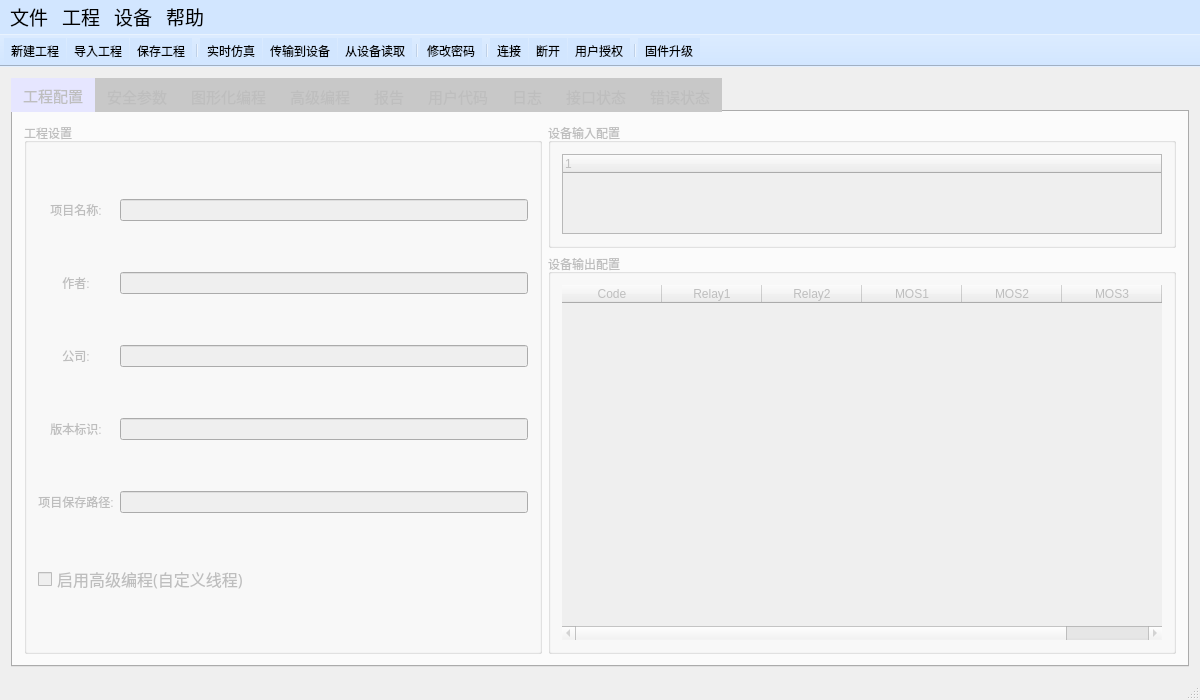
This is mainwindow.ui in su0814/qt_spc100 as Qt 5 draws it before an edit. The edited form follows.
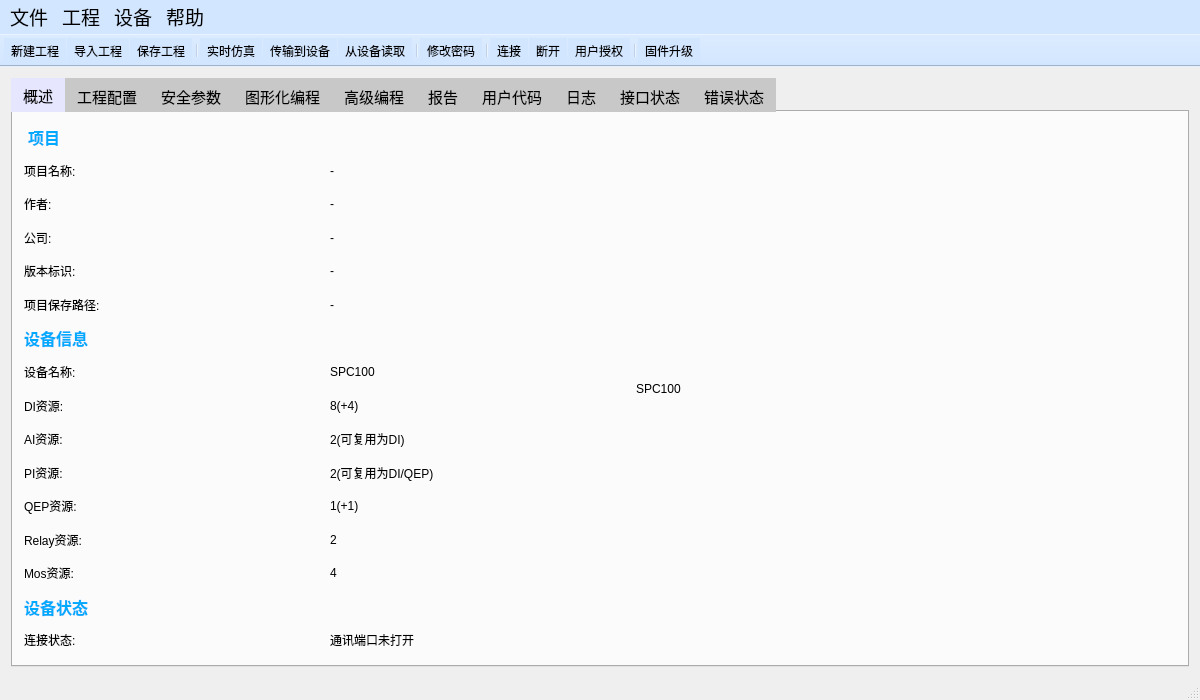
This is the edited form. The open tabs and pages were chosen to show the change. Icons and pictures are not drawn.

Commit message: 增加设备概述界面

```diff
--- a/mainwindow.ui
+++ b/mainwindow.ui
@@ -36,7 +36,7 @@
     <item row="0" column="0">
      <widget class="QTabWidget" name="tabWidget_logic">
       <property name="enabled">
-       <bool>false</bool>
+       <bool>true</bool>
       </property>
       <property name="font">
        <font>
@@ -55,6 +55,463 @@
       <property name="currentIndex">
        <number>0</number>
       </property>
+      <widget class="QWidget" name="tab_overview">
+       <attribute name="title">
+        <string>概述</string>
+       </attribute>
+       <layout class="QGridLayout" name="gridLayout_6">
+        <item row="0" column="0">
+         <layout class="QHBoxLayout" name="horizontalLayout">
+          <item>
+           <layout class="QGridLayout" name="gridLayout_7">
+            <item row="5" column="0">
+             <widget class="QLabel" name="label_140">
+              <property name="minimumSize">
+               <size>
+                <width>300</width>
+                <height>0</height>
+               </size>
+              </property>
+              <property name="text">
+               <string>项目保存路径:</string>
+              </property>
+             </widget>
+            </item>
+            <item row="2" column="0">
+             <widget class="QLabel" name="label_4">
+              <property name="minimumSize">
+               <size>
+                <width>300</width>
+                <height>0</height>
+               </size>
+              </property>
+              <property name="text">
+               <string>作者:</string>
+              </property>
+             </widget>
+            </item>
+            <item row="4" column="1">
+             <widget class="QLabel" name="label_project_version">
+              <property name="minimumSize">
+               <size>
+                <width>300</width>
+                <height>0</height>
+               </size>
+              </property>
+              <property name="text">
+               <string>-</string>
+              </property>
+             </widget>
+            </item>
+            <item row="0" column="0">
+             <widget class="QLabel" name="label">
+              <property name="minimumSize">
+               <size>
+                <width>300</width>
+                <height>0</height>
+               </size>
+              </property>
+              <property name="font">
+               <font>
+                <family>微软雅黑</family>
+                <pointsize>12</pointsize>
+                <weight>75</weight>
+                <bold>true</bold>
+               </font>
+              </property>
+              <property name="styleSheet">
+               <string notr="true">color: rgb(0, 170, 255);</string>
+              </property>
+              <property name="text">
+               <string> 项目</string>
+              </property>
+             </widget>
+            </item>
+            <item row="8" column="0">
+             <widget class="QLabel" name="label_146">
+              <property name="minimumSize">
+               <size>
+                <width>300</width>
+                <height>0</height>
+               </size>
+              </property>
+              <property name="text">
+               <string>DI资源:</string>
+              </property>
+             </widget>
+            </item>
+            <item row="9" column="1">
+             <widget class="QLabel" name="label_155">
+              <property name="minimumSize">
+               <size>
+                <width>300</width>
+                <height>0</height>
+               </size>
+              </property>
+              <property name="text">
+               <string>2(可复用为DI)</string>
+              </property>
+             </widget>
+            </item>
+            <item row="1" column="0">
+             <widget class="QLabel" name="label_3">
+              <property name="minimumSize">
+               <size>
+                <width>300</width>
+                <height>0</height>
+               </size>
+              </property>
+              <property name="text">
+               <string>项目名称:</string>
+              </property>
+             </widget>
+            </item>
+            <item row="10" column="0">
+             <widget class="QLabel" name="label_156">
+              <property name="minimumSize">
+               <size>
+                <width>300</width>
+                <height>0</height>
+               </size>
+              </property>
+              <property name="text">
+               <string>PI资源:</string>
+              </property>
+             </widget>
+            </item>
+            <item row="7" column="0">
+             <widget class="QLabel" name="label_144">
+              <property name="minimumSize">
+               <size>
+                <width>300</width>
+                <height>0</height>
+               </size>
+              </property>
+              <property name="text">
+               <string>设备名称:</string>
+              </property>
+             </widget>
+            </item>
+            <item row="4" column="0">
+             <widget class="QLabel" name="label_139">
+              <property name="minimumSize">
+               <size>
+                <width>300</width>
+                <height>0</height>
+               </size>
+              </property>
+              <property name="text">
+               <string>版本标识:</string>
+              </property>
+             </widget>
+            </item>
+            <item row="3" column="1">
+             <widget class="QLabel" name="label_company_name">
+              <property name="minimumSize">
+               <size>
+                <width>300</width>
+                <height>0</height>
+               </size>
+              </property>
+              <property name="text">
+               <string>-</string>
+              </property>
+             </widget>
+            </item>
+            <item row="3" column="0">
+             <widget class="QLabel" name="label_5">
+              <property name="minimumSize">
+               <size>
+                <width>300</width>
+                <height>0</height>
+               </size>
+              </property>
+              <property name="text">
+               <string>公司:</string>
+              </property>
+             </widget>
+            </item>
+            <item row="1" column="1">
+             <widget class="QLabel" name="label_project_name">
+              <property name="minimumSize">
+               <size>
+                <width>300</width>
+                <height>0</height>
+               </size>
+              </property>
+              <property name="text">
+               <string>-</string>
+              </property>
+             </widget>
+            </item>
+            <item row="5" column="1">
+             <widget class="QLabel" name="label_project_path">
+              <property name="minimumSize">
+               <size>
+                <width>300</width>
+                <height>0</height>
+               </size>
+              </property>
+              <property name="text">
+               <string>-</string>
+              </property>
+             </widget>
+            </item>
+            <item row="6" column="0">
+             <widget class="QLabel" name="label_143">
+              <property name="minimumSize">
+               <size>
+                <width>300</width>
+                <height>0</height>
+               </size>
+              </property>
+              <property name="font">
+               <font>
+                <family>微软雅黑</family>
+                <pointsize>12</pointsize>
+                <weight>75</weight>
+                <bold>true</bold>
+               </font>
+              </property>
+              <property name="styleSheet">
+               <string notr="true">color: rgb(0, 170, 255);</string>
+              </property>
+              <property name="text">
+               <string>设备信息</string>
+              </property>
+             </widget>
+            </item>
+            <item row="7" column="1">
+             <widget class="QLabel" name="label_145">
+              <property name="minimumSize">
+               <size>
+                <width>300</width>
+                <height>0</height>
+               </size>
+              </property>
+              <property name="text">
+               <string>SPC100</string>
+              </property>
+             </widget>
+            </item>
+            <item row="9" column="0">
+             <widget class="QLabel" name="label_148">
+              <property name="minimumSize">
+               <size>
+                <width>300</width>
+                <height>0</height>
+               </size>
+              </property>
+              <property name="text">
+               <string>AI资源:</string>
+              </property>
+             </widget>
+            </item>
+            <item row="2" column="1">
+             <widget class="QLabel" name="label_author_name">
+              <property name="minimumSize">
+               <size>
+                <width>300</width>
+                <height>0</height>
+               </size>
+              </property>
+              <property name="text">
+               <string>-</string>
+              </property>
+             </widget>
+            </item>
+            <item row="8" column="1">
+             <widget class="QLabel" name="label_147">
+              <property name="minimumSize">
+               <size>
+                <width>300</width>
+                <height>0</height>
+               </size>
+              </property>
+              <property name="text">
+               <string>8(+4)</string>
+              </property>
+             </widget>
+            </item>
+            <item row="10" column="1">
+             <widget class="QLabel" name="label_157">
+              <property name="minimumSize">
+               <size>
+                <width>300</width>
+                <height>0</height>
+               </size>
+              </property>
+              <property name="text">
+               <string>2(可复用为DI/QEP)</string>
+              </property>
+             </widget>
+            </item>
+            <item row="11" column="1">
+             <widget class="QLabel" name="label_159">
+              <property name="minimumSize">
+               <size>
+                <width>300</width>
+                <height>0</height>
+               </size>
+              </property>
+              <property name="text">
+               <string>1(+1)</string>
+              </property>
+             </widget>
+            </item>
+            <item row="12" column="1">
+             <widget class="QLabel" name="label_170">
+              <property name="minimumSize">
+               <size>
+                <width>300</width>
+                <height>0</height>
+               </size>
+              </property>
+              <property name="text">
+               <string>2</string>
+              </property>
+             </widget>
+            </item>
+            <item row="13" column="1">
+             <widget class="QLabel" name="label_172">
+              <property name="minimumSize">
+               <size>
+                <width>300</width>
+                <height>0</height>
+               </size>
+              </property>
+              <property name="text">
+               <string>4</string>
+              </property>
+             </widget>
+            </item>
+            <item row="14" column="0">
+             <widget class="QLabel" name="label_160">
+              <property name="minimumSize">
+               <size>
+                <width>300</width>
+                <height>0</height>
+               </size>
+              </property>
+              <property name="font">
+               <font>
+                <family>微软雅黑</family>
+                <pointsize>12</pointsize>
+                <weight>75</weight>
+                <bold>true</bold>
+               </font>
+              </property>
+              <property name="styleSheet">
+               <string notr="true">color: rgb(0, 170, 255);</string>
+              </property>
+              <property name="text">
+               <string>设备状态</string>
+              </property>
+             </widget>
+            </item>
+            <item row="15" column="0">
+             <widget class="QLabel" name="label_161">
+              <property name="minimumSize">
+               <size>
+                <width>300</width>
+                <height>0</height>
+               </size>
+              </property>
+              <property name="text">
+               <string>连接状态:</string>
+              </property>
+             </widget>
+            </item>
+            <item row="13" column="0">
+             <widget class="QLabel" name="label_171">
+              <property name="minimumSize">
+               <size>
+                <width>300</width>
+                <height>0</height>
+               </size>
+              </property>
+              <property name="text">
+               <string>Mos资源:</string>
+              </property>
+             </widget>
+            </item>
+            <item row="15" column="1">
+             <widget class="QLabel" name="label_connect_state">
+              <property name="minimumSize">
+               <size>
+                <width>300</width>
+                <height>0</height>
+               </size>
+              </property>
+              <property name="text">
+               <string>通讯端口未打开</string>
+              </property>
+             </widget>
+            </item>
+            <item row="11" column="0">
+             <widget class="QLabel" name="label_158">
+              <property name="minimumSize">
+               <size>
+                <width>300</width>
+                <height>0</height>
+               </size>
+              </property>
+              <property name="text">
+               <string>QEP资源:</string>
+              </property>
+             </widget>
+            </item>
+            <item row="12" column="0">
+             <widget class="QLabel" name="label_169">
+              <property name="minimumSize">
+               <size>
+                <width>300</width>
+                <height>0</height>
+               </size>
+              </property>
+              <property name="text">
+               <string>Relay资源:</string>
+              </property>
+             </widget>
+            </item>
+           </layout>
+          </item>
+          <item>
+           <widget class="QLabel" name="label_SPC100">
+            <property name="enabled">
+             <bool>true</bool>
+            </property>
+            <property name="styleSheet">
+             <string notr="true">QLabel:hover { background-color: rgb(230,230,255); }</string>
+            </property>
+            <property name="text">
+             <string>SPC100</string>
+            </property>
+            <property name="scaledContents">
+             <bool>false</bool>
+            </property>
+            <property name="alignment">
+             <set>Qt::AlignLeading|Qt::AlignLeft|Qt::AlignVCenter</set>
+            </property>
+           </widget>
+          </item>
+         </layout>
+        </item>
+        <item row="0" column="1">
+         <spacer name="horizontalSpacer">
+          <property name="orientation">
+           <enum>Qt::Horizontal</enum>
+          </property>
+          <property name="sizeHint" stdset="0">
+           <size>
+            <width>40</width>
+            <height>20</height>
+           </size>
+          </property>
+         </spacer>
+        </item>
+       </layout>
+      </widget>
       <widget class="QWidget" name="tab_condi_select">
        <attribute name="title">
         <string>工程配置</string>
@@ -101,7 +558,7 @@
            <item row="3" column="1">
             <widget class="QLineEdit" name="lineEdit_project_version">
              <property name="enabled">
-              <bool>false</bool>
+              <bool>true</bool>
              </property>
              <property name="toolTip">
               <string>&lt;html&gt;&lt;head/&gt;&lt;body&gt;&lt;p&gt;保存时自动更新，无需填写&lt;/p&gt;&lt;/body&gt;&lt;/html&gt;</string>
```
Left out of the diff: 8 changed lines with no effect on the pictures. The commit also changes 14 other files.
